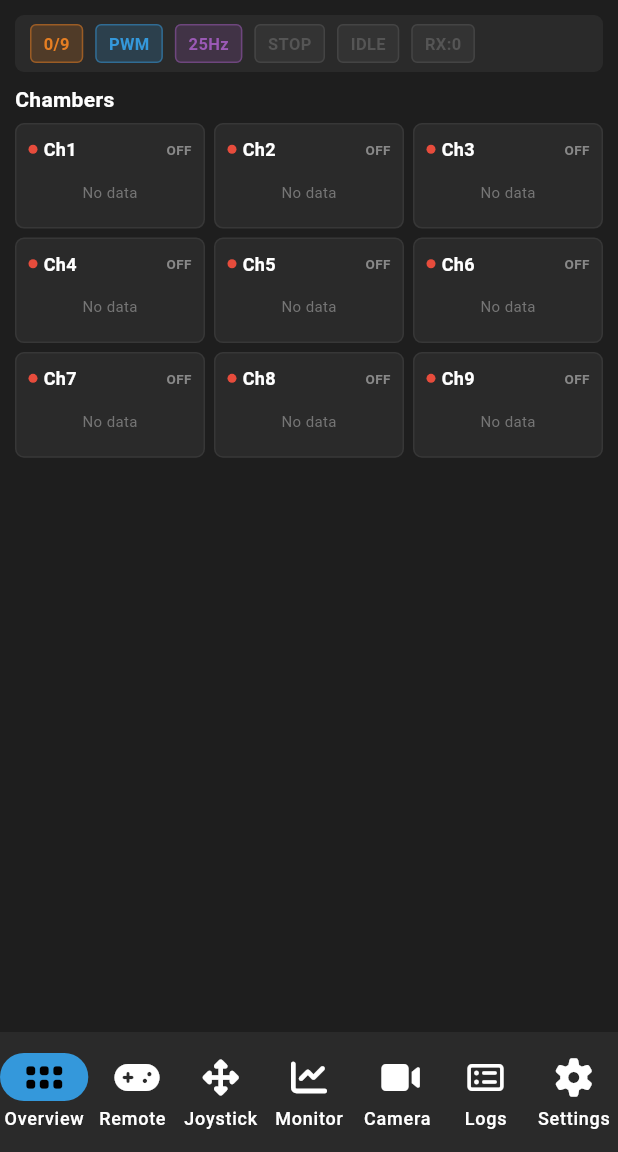
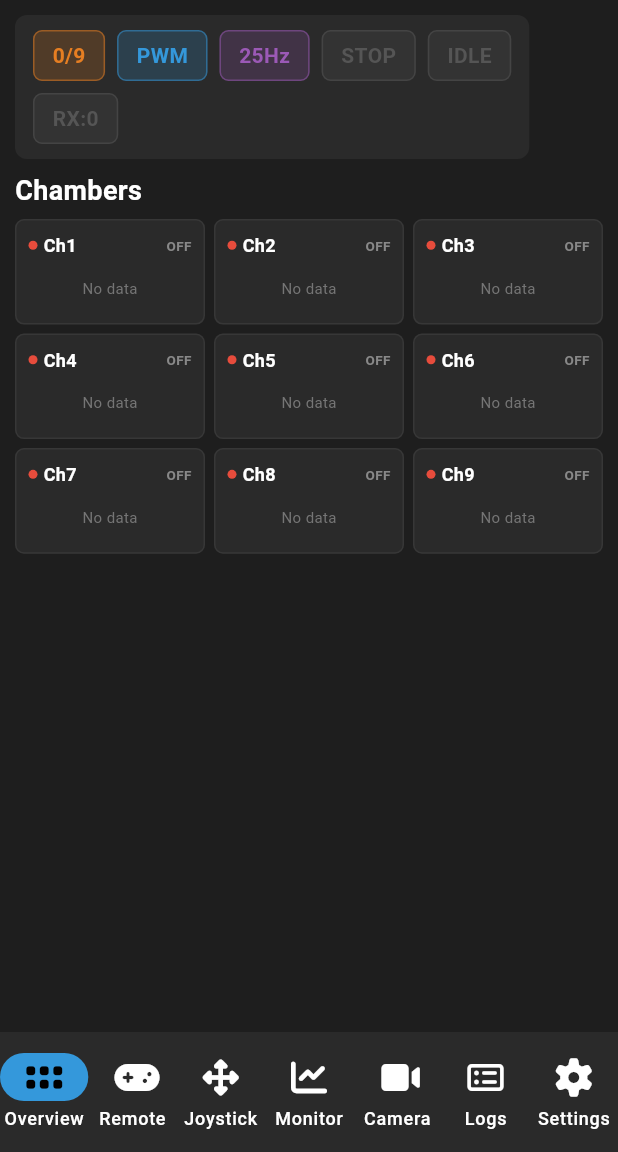
Before and after one commit to Enobs/FlexPal_pannel, a Flutter app: the screen it shows after launch, on a phone screen of 412 x 824 dp, the part 84-1236 px from its top. Run offline on Flutter 3.47's test engine with Material 3 defaults, Android fonts, the light colour scheme and no system bars; our stand-ins replace fl_chart, font_awesome_flutter, shared_preferences; network calls fail.

Commit message:
update overview

```diff
--- a/lib/pages/overview_page.dart
+++ b/lib/pages/overview_page.dart
@@ -29,7 +29,7 @@ class OverviewPage extends StatelessWidget {
               'Chambers',
               style: TextStyle(
                 color: Colors.white,
-                fontSize: 14,
+                fontSize: 18,
                 fontWeight: FontWeight.bold,
               ),
             ),
@@ -68,38 +68,35 @@ class OverviewPage extends StatelessWidget {
 
   Widget _buildSummaryCard(AppState state) {
     return Container(
-      padding: const EdgeInsets.symmetric(horizontal: 10, vertical: 6),
+      padding: const EdgeInsets.symmetric(horizontal: 12, vertical: 10),
       decoration: BoxDecoration(
         color: const Color(0xFF2A2A2A),
-        borderRadius: BorderRadius.circular(6),
+        borderRadius: BorderRadius.circular(8),
       ),
-      child: Row(
+      child: Wrap(
+        spacing: 8,
+        runSpacing: 8,
         children: [
           _buildSummaryChip(
             '${state.onlineChamberCount}/9',
             state.onlineChamberCount == 9 ? const Color(0xFF2ECC71) : const Color(0xFFE67E22),
           ),
-          const SizedBox(width: 8),
           _buildSummaryChip(
             _getModeName(state.settings.mode),
             const Color(0xFF3498DB),
           ),
-          const SizedBox(width: 8),
           _buildSummaryChip(
             '${state.settings.sendRateHz}Hz',
             const Color(0xFF9B59B6),
           ),
-          const SizedBox(width: 8),
           _buildSummaryChip(
             state.sending ? 'SEND' : (state.udpRunning ? 'READY' : 'STOP'),
             state.sending ? const Color(0xFF2ECC71) : const Color(0xFF555555),
           ),
-          const SizedBox(width: 8),
           _buildSummaryChip(
             state.recording ? 'REC' : 'IDLE',
             state.recording ? const Color(0xFFE74C3C) : const Color(0xFF555555),
           ),
-          const SizedBox(width: 8),
           _buildSummaryChip(
             'RX:${state.recvCount}',
             state.recvCount > 0 ? const Color(0xFF2ECC71) : const Color(0xFF555555),
@@ -111,17 +108,17 @@ class OverviewPage extends StatelessWidget {
 
   Widget _buildSummaryChip(String value, Color color) {
     return Container(
-      padding: const EdgeInsets.symmetric(horizontal: 8, vertical: 4),
+      padding: const EdgeInsets.symmetric(horizontal: 12, vertical: 6),
       decoration: BoxDecoration(
         color: color.withValues(alpha: 0.2),
-        borderRadius: BorderRadius.circular(4),
+        borderRadius: BorderRadius.circular(6),
         border: Border.all(color: color.withValues(alpha: 0.5), width: 1),
       ),
       child: Text(
         value,
         style: TextStyle(
           color: color,
-          fontSize: 11,
+          fontSize: 14,
           fontWeight: FontWeight.bold,
         ),
       ),
```
Also changed, not shown: .claude/settings.local.json.
